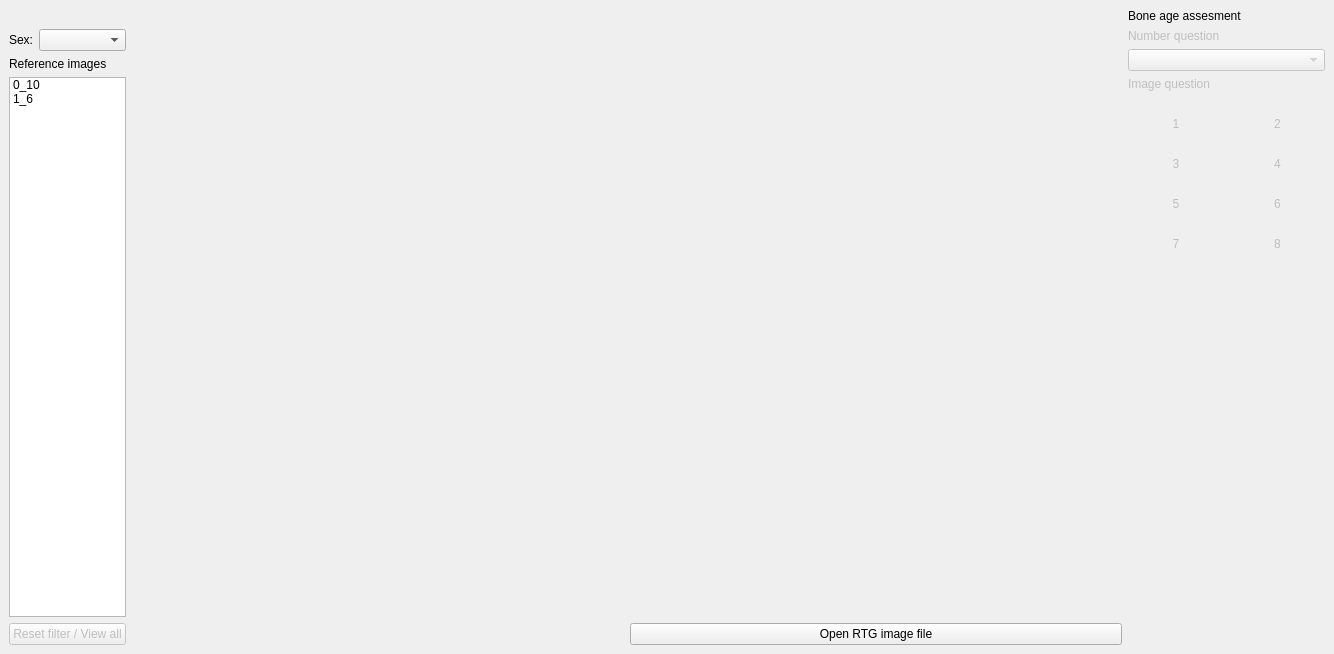
Old version of the form mainwindow.ui in the repository frenzymadness/BiologicalAge.
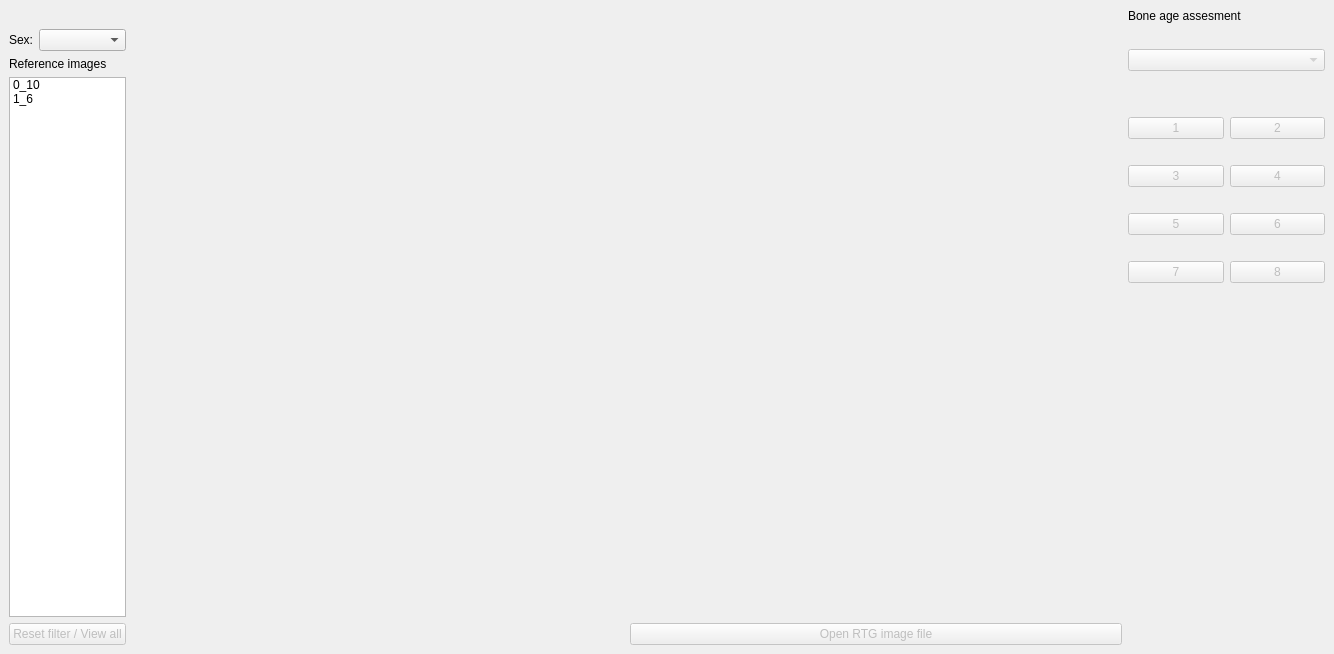
New version of the form. Icons and pictures are not drawn.

```diff
--- a/mainwindow.ui
+++ b/mainwindow.ui
@@ -125,6 +125,9 @@
       </item>
       <item>
        <widget class="QPushButton" name="openFileButton">
+        <property name="enabled">
+         <bool>false</bool>
+        </property>
         <property name="text">
          <string>Open RTG image file</string>
         </property>
@@ -144,10 +147,10 @@
       <item>
        <widget class="QLabel" name="numberQuestionLabel">
         <property name="enabled">
-         <bool>false</bool>
+         <bool>true</bool>
         </property>
         <property name="text">
-         <string>Number question</string>
+         <string/>
         </property>
        </widget>
       </item>
@@ -161,19 +164,32 @@
       <item>
        <widget class="QLabel" name="imageQuestion">
         <property name="enabled">
-         <bool>false</bool>
+         <bool>true</bool>
         </property>
         <property name="text">
-         <string>Image question</string>
+         <string/>
         </property>
        </widget>
       </item>
       <item>
        <layout class="QGridLayout" name="gridLayout">
+        <item row="4" column="1">
+         <widget class="QLabel" name="twImg6">
+          <property name="enabled">
+           <bool>true</bool>
+          </property>
+          <property name="text">
+           <string/>
+          </property>
+          <property name="pixmap">
+           <pixmap>images/patterns/trapezium/6.png</pixmap>
+          </property>
+         </widget>
+        </item>
         <item row="2" column="1">
          <widget class="QLabel" name="twImg4">
           <property name="enabled">
-           <bool>false</bool>
+           <bool>true</bool>
           </property>
           <property name="text">
            <string/>
@@ -186,7 +202,7 @@
         <item row="4" column="0">
          <widget class="QLabel" name="twImg5">
           <property name="enabled">
-           <bool>false</bool>
+           <bool>true</bool>
           </property>
           <property name="text">
            <string/>
@@ -209,49 +225,40 @@
           </property>
          </widget>
         </item>
+        <item row="1" column="1">
+         <widget class="QPushButton" name="twAnswer2">
+          <property name="enabled">
+           <bool>false</bool>
+          </property>
+          <property name="text">
+           <string>2</string>
+          </property>
+         </widget>
+        </item>
         <item row="1" column="0">
-         <widget class="QLabel" name="twAnswer1">
+         <widget class="QPushButton" name="twAnswer1">
           <property name="enabled">
            <bool>false</bool>
           </property>
           <property name="text">
            <string>1</string>
           </property>
-          <property name="alignment">
-           <set>Qt::AlignCenter</set>
-          </property>
-         </widget>
-        </item>
-        <item row="5" column="0">
-         <widget class="QLabel" name="twAnswer5">
-          <property name="enabled">
-           <bool>false</bool>
-          </property>
-          <property name="text">
-           <string>5</string>
-          </property>
-          <property name="alignment">
-           <set>Qt::AlignCenter</set>
-          </property>
          </widget>
         </item>
         <item row="3" column="1">
-         <widget class="QLabel" name="twAnswer4">
+         <widget class="QPushButton" name="twAnswer4">
           <property name="enabled">
            <bool>false</bool>
           </property>
           <property name="text">
            <string>4</string>
           </property>
-          <property name="alignment">
-           <set>Qt::AlignCenter</set>
-          </property>
          </widget>
         </item>
         <item row="6" column="1">
          <widget class="QLabel" name="twImg8">
           <property name="enabled">
-           <bool>false</bool>
+           <bool>true</bool>
           </property>
           <property name="text">
            <string/>
@@ -264,7 +271,7 @@
         <item row="2" column="0">
          <widget class="QLabel" name="twImg3">
           <property name="enabled">
-           <bool>false</bool>
+           <bool>true</bool>
           </property>
           <property name="text">
            <string/>
@@ -277,7 +284,7 @@
         <item row="6" column="0">
          <widget class="QLabel" name="twImg7">
           <property name="enabled">
-           <bool>false</bool>
+           <bool>true</bool>
           </property>
           <property name="text">
            <string/>
@@ -287,94 +294,66 @@
           </property>
          </widget>
         </item>
+        <item row="5" column="1">
+         <widget class="QPushButton" name="twAnswer6">
+          <property name="enabled">
+           <bool>false</bool>
+          </property>
+          <property name="text">
+           <string>6</string>
+          </property>
+         </widget>
+        </item>
+        <item row="0" column="1">
+         <widget class="QLabel" name="twImg2">
+          <property name="enabled">
+           <bool>true</bool>
+          </property>
+          <property name="text">
+           <string/>
+          </property>
+          <property name="pixmap">
+           <pixmap>images/patterns/trapezium/2.png</pixmap>
+          </property>
+         </widget>
+        </item>
         <item row="3" column="0">
-         <widget class="QLabel" name="twAnswer3">
+         <widget class="QPushButton" name="twAnswer3">
           <property name="enabled">
            <bool>false</bool>
           </property>
           <property name="text">
            <string>3</string>
           </property>
-          <property name="alignment">
-           <set>Qt::AlignCenter</set>
-          </property>
          </widget>
         </item>
         <item row="7" column="0">
-         <widget class="QLabel" name="twAnswer7">
+         <widget class="QPushButton" name="twAnswer7">
           <property name="enabled">
            <bool>false</bool>
           </property>
           <property name="text">
            <string>7</string>
           </property>
-          <property name="alignment">
-           <set>Qt::AlignCenter</set>
-          </property>
          </widget>
         </item>
         <item row="7" column="1">
-         <widget class="QLabel" name="twAnswer8">
+         <widget class="QPushButton" name="twAnswer8">
           <property name="enabled">
            <bool>false</bool>
           </property>
           <property name="text">
            <string>8</string>
           </property>
-          <property name="alignment">
-           <set>Qt::AlignCenter</set>
-          </property>
          </widget>
         </item>
-        <item row="1" column="1">
-         <widget class="QLabel" name="twAnswer2">
+        <item row="5" column="0">
+         <widget class="QPushButton" name="twAnswer5">
           <property name="enabled">
            <bool>false</bool>
           </property>
           <property name="text">
-           <string>2</string>
-          </property>
-          <property name="alignment">
-           <set>Qt::AlignCenter</set>
-          </property>
-         </widget>
-        </item>
-        <item row="5" column="1">
-         <widget class="QLabel" name="twAnswer6">
-          <property name="enabled">
-           <bool>false</bool>
-          </property>
-          <property name="text">
-           <string>6</string>
-          </property>
-          <property name="alignment">
-           <set>Qt::AlignCenter</set>
-          </property>
-         </widget>
-        </item>
-        <item row="4" column="1">
-         <widget class="QLabel" name="twImg6">
-          <property name="enabled">
-           <bool>false</bool>
-          </property>
-          <property name="text">
-           <string/>
-          </property>
-          <property name="pixmap">
-           <pixmap>images/patterns/trapezium/6.png</pixmap>
-          </property>
-         </widget>
-        </item>
-        <item row="0" column="1">
-         <widget class="QLabel" name="twImg2">
-          <property name="enabled">
-           <bool>false</bool>
-          </property>
-          <property name="text">
-           <string/>
-          </property>
-          <property name="pixmap">
-           <pixmap>images/patterns/trapezium/2.png</pixmap>
+           <string>5</string>
           </property>
          </widget>
         </item>
```
Left out of the diff: 47 changed lines with no effect on the pictures.
